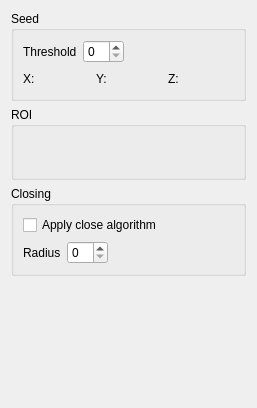
Old version of the form App/ToolGroups/Segmentation/SeedGrowSegmentationHistoryWidget.ui in the repository FelixdelasPozas/EspINA.
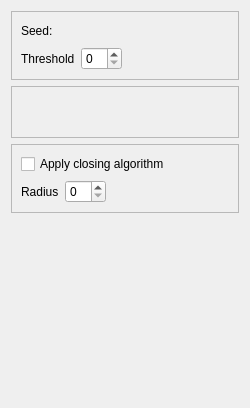
New version of the form. Icons and pictures are not drawn.

Commit message: Modify SGS ROI from HistoryWidget

Diff of the .ui file:
```diff
--- a/App/ToolGroups/Segmentation/SeedGrowSegmentationHistoryWidget.ui
+++ b/App/ToolGroups/Segmentation/SeedGrowSegmentationHistoryWidget.ui
@@ -6,7 +6,7 @@
    <rect>
     <x>0</x>
     <y>0</y>
-    <width>257</width>
+    <width>250</width>
     <height>408</height>
    </rect>
   </property>
@@ -27,17 +27,51 @@
   </property>
   <layout class="QVBoxLayout" name="verticalLayout_3">
    <item>
-    <widget class="QGroupBox" name="groupBox_2">
-     <property name="sizePolicy">
-      <sizepolicy hsizetype="Minimum" vsizetype="Preferred">
-       <horstretch>0</horstretch>
-       <verstretch>0</verstretch>
-      </sizepolicy>
+    <widget class="QFrame" name="frame">
+     <property name="frameShape">
+      <enum>QFrame::StyledPanel</enum>
      </property>
-     <property name="title">
-      <string>Seed</string>
+     <property name="frameShadow">
+      <enum>QFrame::Raised</enum>
      </property>
      <layout class="QVBoxLayout" name="verticalLayout_2">
+      <item>
+       <layout class="QHBoxLayout" name="horizontalLayout_2">
+        <item>
+         <widget class="QLabel" name="label_6">
+          <property name="text">
+           <string>Seed:</string>
+          </property>
+         </widget>
+        </item>
+        <item>
+         <widget class="QLabel" name="seed">
+          <property name="minimumSize">
+           <size>
+            <width>50</width>
+            <height>0</height>
+           </size>
+          </property>
+          <property name="text">
+           <string/>
+          </property>
+         </widget>
+        </item>
+        <item>
+         <spacer name="horizontalSpacer_4">
+          <property name="orientation">
+           <enum>Qt::Horizontal</enum>
+          </property>
+          <property name="sizeHint" stdset="0">
+           <size>
+            <width>40</width>
+            <height>20</height>
+           </size>
+          </property>
+         </spacer>
+        </item>
+       </layout>
+      </item>
       <item>
        <layout class="QHBoxLayout" name="horizontalLayout">
         <item>
@@ -84,114 +118,16 @@
         </item>
        </layout>
       </item>
-      <item>
-       <layout class="QHBoxLayout" name="horizontalLayout_2">
-        <item>
-         <widget class="QLabel" name="label_3">
-          <property name="sizePolicy">
-           <sizepolicy hsizetype="Maximum" vsizetype="Preferred">
-            <horstretch>0</horstretch>
-            <verstretch>0</verstretch>
-           </sizepolicy>
-          </property>
-          <property name="text">
-           <string>X:</string>
-          </property>
-         </widget>
-        </item>
-        <item>
-         <widget class="QLabel" name="xSeed">
-          <property name="minimumSize">
-           <size>
-            <width>50</width>
-            <height>0</height>
-           </size>
-          </property>
-          <property name="text">
-           <string/>
-          </property>
-         </widget>
-        </item>
-        <item>
-         <widget class="QLabel" name="label_4">
-          <property name="sizePolicy">
-           <sizepolicy hsizetype="Maximum" vsizetype="Preferred">
-            <horstretch>0</horstretch>
-            <verstretch>0</verstretch>
-           </sizepolicy>
-          </property>
-          <property name="text">
-           <string>Y:</string>
-          </property>
-         </widget>
-        </item>
-        <item>
-         <widget class="QLabel" name="ySeed">
-          <property name="minimumSize">
-           <size>
-            <width>50</width>
-            <height>0</height>
-           </size>
-          </property>
-          <property name="text">
-           <string/>
-          </property>
-         </widget>
-        </item>
-        <item>
-         <widget class="QLabel" name="label_5">
-          <property name="sizePolicy">
-           <sizepolicy hsizetype="Maximum" vsizetype="Preferred">
-            <horstretch>0</horstretch>
-            <verstretch>0</verstretch>
-           </sizepolicy>
-          </property>
-          <property name="text">
-           <string>Z:</string>
-          </property>
-         </widget>
-        </item>
-        <item>
-         <widget class="QLabel" name="zSeed">
-          <property name="minimumSize">
-           <size>
-            <width>50</width>
-            <height>0</height>
-           </size>
-          </property>
-          <property name="text">
-           <string/>
-          </property>
-         </widget>
-        </item>
-        <item>
-         <spacer name="horizontalSpacer_4">
-          <property name="orientation">
-           <enum>Qt::Horizontal</enum>
-          </property>
-          <property name="sizeHint" stdset="0">
-           <size>
-            <width>40</width>
-            <height>20</height>
-           </size>
-          </property>
-         </spacer>
-        </item>
-       </layout>
-      </item>
      </layout>
     </widget>
    </item>
    <item>
-    <widget class="QGroupBox" name="roiGroup">
-     <property name="sizePolicy">
-      <sizepolicy hsizetype="Minimum" vsizetype="Preferred">
-       <horstretch>0</horstretch>
-       <verstretch>0</verstretch>
-      </sizepolicy>
+    <widget class="QFrame" name="roiFrame">
+     <property name="frameShape">
+      <enum>QFrame::StyledPanel</enum>
      </property>
-     <property name="title">
-      <string>ROI</string>
+     <property name="frameShadow">
+      <enum>QFrame::Raised</enum>
      </property>
      <layout class="QHBoxLayout" name="horizontalLayout_5">
       <item>
@@ -240,7 +176,7 @@
          </size>
         </property>
         <property name="checkable">
-         <bool>true</bool>
+         <bool>false</bool>
         </property>
         <property name="flat">
          <bool>true</bool>
@@ -251,15 +187,21 @@
     </widget>
    </item>
    <item>
-    <widget class="QGroupBox" name="groupBox_3">
-     <property name="title">
-      <string>Closing</string>
+    <layout class="QVBoxLayout" name="verticalLayout"/>
+   </item>
+   <item>
+    <widget class="QFrame" name="frame_2">
+     <property name="frameShape">
+      <enum>QFrame::StyledPanel</enum>
+     </property>
+     <property name="frameShadow">
+      <enum>QFrame::Raised</enum>
      </property>
      <layout class="QVBoxLayout" name="verticalLayout_4">
       <item>
        <widget class="QCheckBox" name="m_closeCheckbox">
         <property name="text">
-         <string>Apply close algorithm</string>
+         <string>Apply closing algorithm</string>
         </property>
        </widget>
       </item>
```
Left out of the diff: 13 changed lines with no effect on the pictures. The commit also changes 35 other files.
